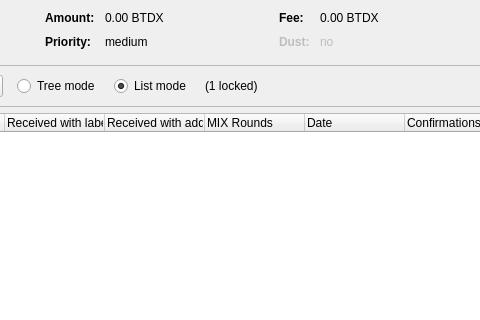
First picture: the form in src/qt/forms/coincontroldialog.ui, repository LIMXTEC/Bitcloud, before the edit; both pictures show x 207 to 687 and y 0 to 320 of the 954 by 500 pixel window.
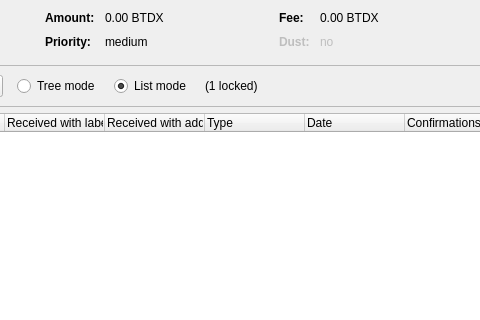
Second picture: the form after the edit. Custom widgets are drawn as their Qt base class.

```diff
--- a/src/qt/forms/coincontroldialog.ui
+++ b/src/qt/forms/coincontroldialog.ui
@@ -477,7 +477,7 @@
      </column>
      <column>
       <property name="text">
-       <string>MIX Rounds</string>
+       <string>Type</string>
       </property>
      </column>
      <column>
```
